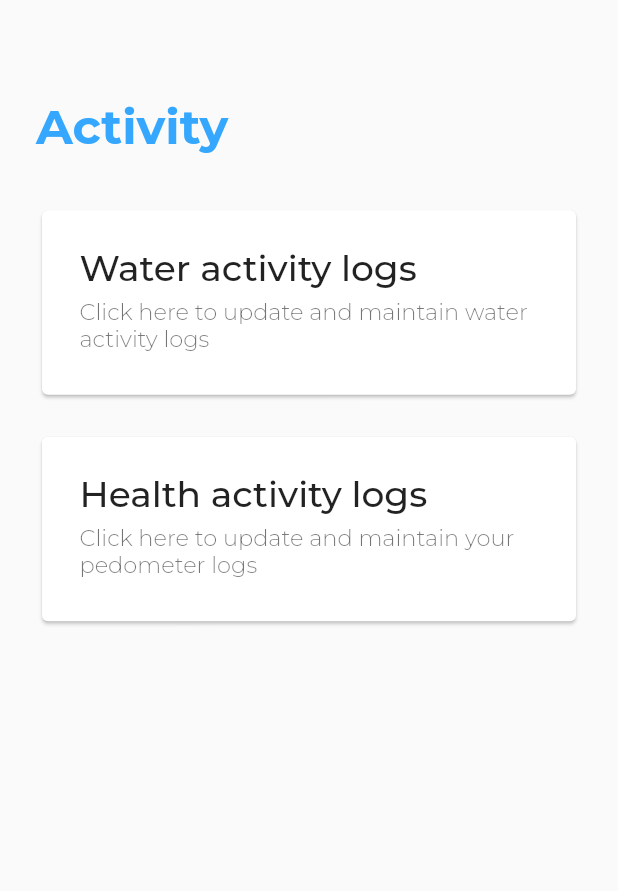
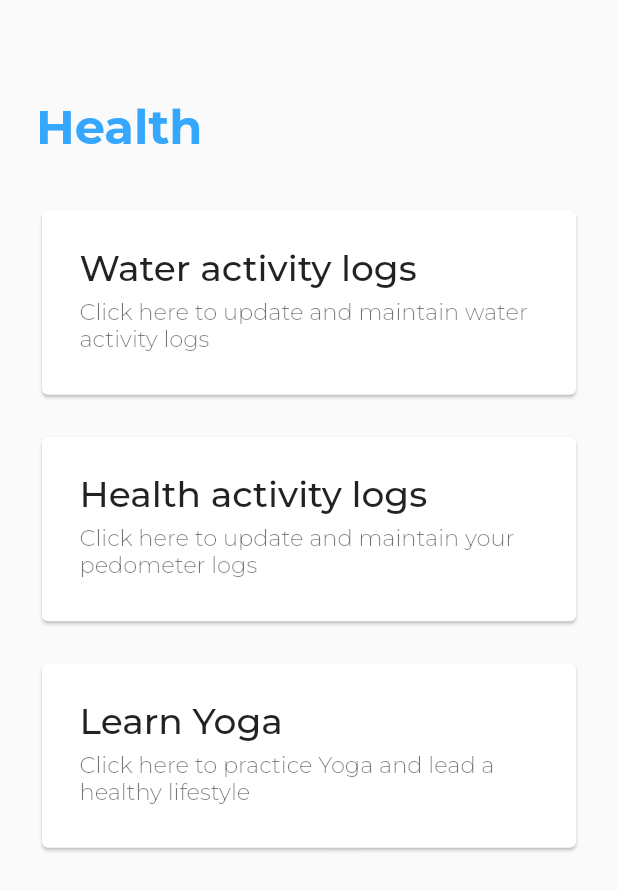
Before and after one commit to dewanshrawat15/Bandhu, a Flutter app: the HealthActivity screen opened directly with empty values, on a phone screen of 412 x 824 dp. Shown: the top 891 px of the screen. Run offline on Flutter 3.47's test engine with Material 2 defaults, Android fonts, the phone set to English and light mode, and no system bars; our stand-ins replace bottom_navy_bar, cloud_firestore, firebase_core, flare_flutter, flutter_svg, google_fonts and 2 more; missing offline and left inert: agora_rtc_engine, flare_dart, sawo; accounts and stored records are empty.

```diff
--- a/lib/screens/HealthActivity.dart
+++ b/lib/screens/HealthActivity.dart
@@ -1,3 +1,4 @@
+import 'package:bandhu/screens/YogaScreen.dart';
 import 'package:flutter/material.dart';
 
 import 'package:google_fonts/google_fonts.dart';
@@ -34,7 +35,7 @@ class _HealthActivityState extends State<HealthActivity> {
             children: [
               spacer(size.height * 0.05, 0, null),
               Text(
-                "Activity",
+                "Health",
                 style: GoogleFonts.montserrat(
                   fontWeight: FontWeight.w700,
                   fontSize: 32,
@@ -120,6 +121,44 @@ class _HealthActivityState extends State<HealthActivity> {
                     ),
                   ),
                 ),
+              ),
+              spacer(20, 0, null),
+              Card(
+                child: Padding(
+                  padding: EdgeInsets.symmetric(
+                    horizontal: 9,
+                    vertical: 20
+                  ),
+                  child: ListTile(
+                    onTap: (){
+                      Navigator.push(
+                        context,
+                        MaterialPageRoute(
+                          builder: (BuildContext context) => YogaScreen()
+                        )
+                      );
+                    },
+                    title: Text(
+                      "Learn Yoga",
+                      style: GoogleFonts.montserrat(
+                        fontWeight: FontWeight.w500,
+                        fontSize: 24
+                      ),
+                    ),
+                    subtitle: Padding(
+                      padding: EdgeInsets.symmetric(
+                        vertical: 5
+                      ),
+                      child: Text(
+                        "Click here to practice Yoga and lead a healthy lifestyle",
+                        style: GoogleFonts.montserrat(
+                          fontSize: 15,
+                          fontWeight: FontWeight.w300
+                        )
+                      ),
+                    ),
+                  ),
+                ),
               )
             ],
           ),
--- a/lib/screens/WaterRecords.dart
+++ b/lib/screens/WaterRecords.dart
@@ -69,7 +69,7 @@ class WaterRecordsState extends State<WaterRecords> {
         await userWaterLogReference.collection("logs").doc(todaysDateTime).set(newRecord);
       }
     }
-    setState(() async {
+    setState(() {
       if (currentWaterCount < selectedGlasses) {
         currentWaterCount = currentWaterCount + 1;
 
--- a/pubspec.yaml
+++ b/pubspec.yaml
@@ -16,6 +16,7 @@ dependencies:
   cupertino_icons: ^1.0.2
   firebase_core: ^1.0.0
   flare_flutter: ^2.0.6
+  flutter_svg: ^0.22.0
   google_fonts:
   http:
   jiffy: ^3.0.1
```
Also changed, not shown: lib/screens/HomeScreen.dart (+0 -18 lines), lib/screens/YogaScreen.dart (added, +41 -0 lines), lib/utils/yoga.dart (added, +1 -0 lines), pubspec.lock.
